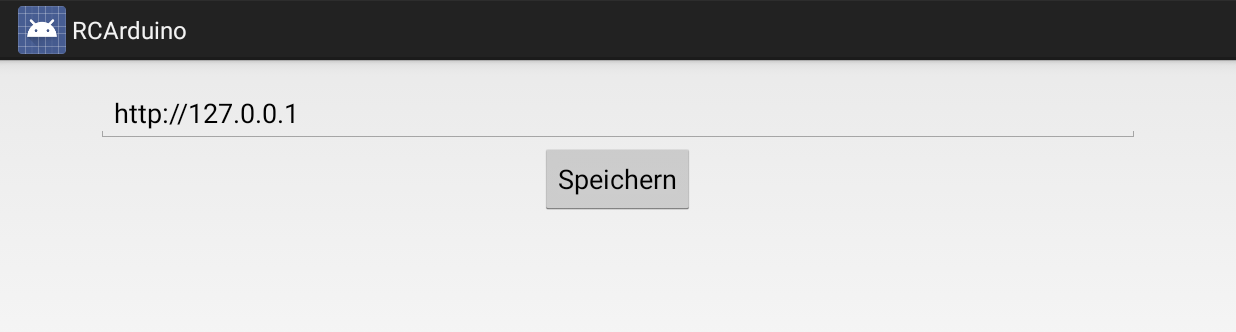
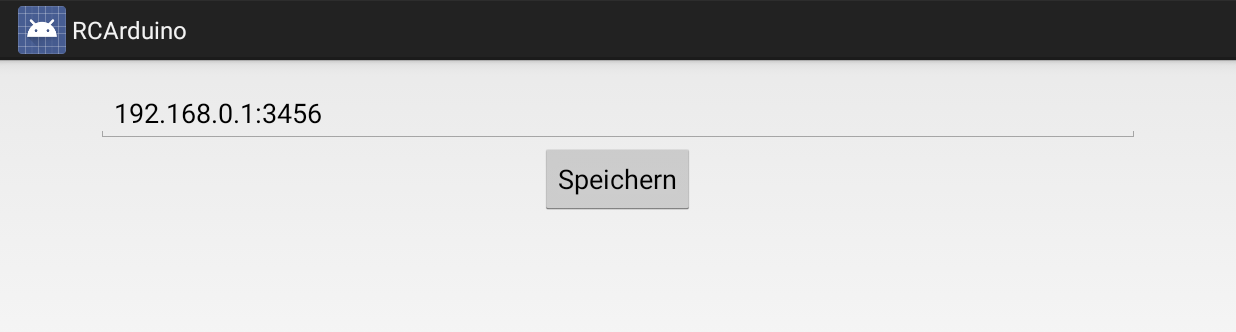
Before and after one commit to willie68/rcarduino, an Android app: the screen it shows after launch (SettingsActivity), in the options menu, after a tap on "Settings", on a phone screen of 824 x 412 dp (held sideways). Shown: the top 332 px of the screen. Run offline under Robolectric (Android 15) with nearby library versions, the light colour scheme and no system bars.

Commit message:
change settings

```diff
--- a/android/RCArduino/app/src/main/java/tk/android/rcarduino/ConnectionHandler.java
+++ b/android/RCArduino/app/src/main/java/tk/android/rcarduino/ConnectionHandler.java
@@ -84,7 +84,11 @@ public class ConnectionHandler extends Handler {
         this.port = 80;
         if (hostname.indexOf(":") >= 0) {
             String portStr = hostname.substring(hostname.indexOf(":")+1);
-            this.port = Integer.parseInt(portStr);
+            try {
+                this.port = Integer.parseInt(portStr);
+            } catch (Exception e) {
+                e.printStackTrace();
+            }
             this.hostname = hostname.substring(0, hostname.indexOf(":"));
         }
     }
--- a/android/RCArduino/app/src/main/java/tk/android/rcarduino/Settings.java
+++ b/android/RCArduino/app/src/main/java/tk/android/rcarduino/Settings.java
@@ -1,5 +1,6 @@
 package tk.android.rcarduino;
 
+import android.content.Context;
 import android.content.SharedPreferences;
 import android.preference.PreferenceManager;
 
@@ -9,16 +10,15 @@ import android.preference.PreferenceManager;
 public class Settings {
     public static final String KEY_HOSTNAME = "hostname";
 
-    public static void saveString(SettingsActivity activity, String key, String value) {
-        SharedPreferences mPrefs = PreferenceManager.getDefaultSharedPreferences(activity.getApplicationContext());
+    public static void saveString(Context context, String key, String value) {
+        SharedPreferences mPrefs = PreferenceManager.getDefaultSharedPreferences(context);
         SharedPreferences.Editor editor = mPrefs.edit();
         editor.putString(key, value);
         editor.commit();
-
     }
 
-    public static String getString(SettingsActivity activity, String key,String defaultStr) {
-        SharedPreferences mPrefs = PreferenceManager.getDefaultSharedPreferences(activity.getApplicationContext());
+    public static String getString(Context context, String key,String defaultStr) {
+        SharedPreferences mPrefs = PreferenceManager.getDefaultSharedPreferences(context);
         return mPrefs.getString(key,defaultStr);
     }
 }
--- a/android/RCArduino/app/src/main/java/tk/android/rcarduino/SettingsActivity.java
+++ b/android/RCArduino/app/src/main/java/tk/android/rcarduino/SettingsActivity.java
@@ -23,15 +23,12 @@ public class SettingsActivity  extends Activity  {
         button.setOnClickListener(new View.OnClickListener() {
             @Override
             public void onClick(View view) {
-
-
                 String value = SettingsActivity.this.getHostNameTF().getText().toString();
-                Settings.saveString(SettingsActivity.this,Settings.KEY_HOSTNAME,value);
+                Settings.saveString(SettingsActivity.this.getApplicationContext(),Settings.KEY_HOSTNAME,value);
                 finish();
             }
         });
-        String hostName = Settings.getString(this,Settings.KEY_HOSTNAME,"http://127.0.0.1");
-
+        String hostName = Settings.getString(this.getApplicationContext(),Settings.KEY_HOSTNAME,"192.168.0.1:3456");
         getHostNameTF().setText(hostName);
     }
 
--- a/android/RCArduino/app/src/main/java/tk/android/rcarduino/StartActivity.java
+++ b/android/RCArduino/app/src/main/java/tk/android/rcarduino/StartActivity.java
@@ -8,6 +8,7 @@ import android.content.Intent;
 import android.os.Bundle;
 import android.os.HandlerThread;
 import android.os.Message;
+import android.util.Log;
 import android.view.LayoutInflater;
 import android.view.Menu;
 import android.view.MenuItem;
@@ -31,7 +32,8 @@ public class StartActivity extends Activity {
         super.onCreate(savedInstanceState);
         setContentView(R.layout.activity_start);
 
-        controller = new ArduinoRCController(this, "192.168.178.33:3456");
+        String hostname = Settings.getString(this.getApplicationContext(),Settings.KEY_HOSTNAME,"192.168.0.1:3456");
+        controller = new ArduinoRCController(this, hostname);
 
         registerToggleButtonListener();
         registerTouchOnButtonListener();
@@ -47,7 +49,6 @@ public class StartActivity extends Activity {
                         .setMessage(text)
                         .setPositiveButton(android.R.string.yes, new DialogInterface.OnClickListener() {
                             public void onClick(DialogInterface dialog, int which) {
-                                // continue with delete
                             }
                         })
                         .setIcon(android.R.drawable.ic_dialog_alert)
@@ -93,7 +94,7 @@ public class StartActivity extends Activity {
 
             Intent i = new Intent(StartActivity.this, SettingsActivity.class);
             startActivity(i);
-
+            Log.i(this.getLocalClassName(), "leaving SettingsActivity");
             return true;
         }
         return super.onOptionsItemSelected(item);
```
